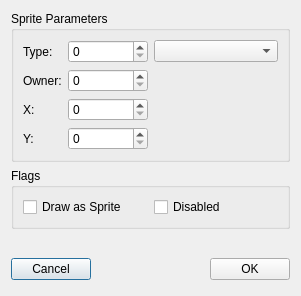
First picture: the form in ChkForge/spriteproperties.ui, repository heinermann/ChkForge, before the edit.
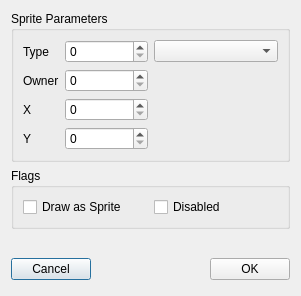
Second picture: the form after the edit.

```diff
--- a/ChkForge/spriteproperties.ui
+++ b/ChkForge/spriteproperties.ui
@@ -25,28 +25,28 @@
         <item row="0" column="0">
          <widget class="QLabel" name="label">
           <property name="text">
-           <string>Type:</string>
+           <string>Type</string>
           </property>
          </widget>
         </item>
         <item row="1" column="0">
          <widget class="QLabel" name="label_2">
           <property name="text">
-           <string>Owner:</string>
+           <string>Owner</string>
           </property>
          </widget>
         </item>
         <item row="2" column="0">
          <widget class="QLabel" name="label_3">
           <property name="text">
-           <string>X:</string>
+           <string>X</string>
           </property>
          </widget>
         </item>
         <item row="3" column="0">
          <widget class="QLabel" name="label_4">
           <property name="text">
-           <string>Y:</string>
+           <string>Y</string>
           </property>
          </widget>
         </item>
```
Left out of the diff: 10 changed lines with no effect on the pictures.
